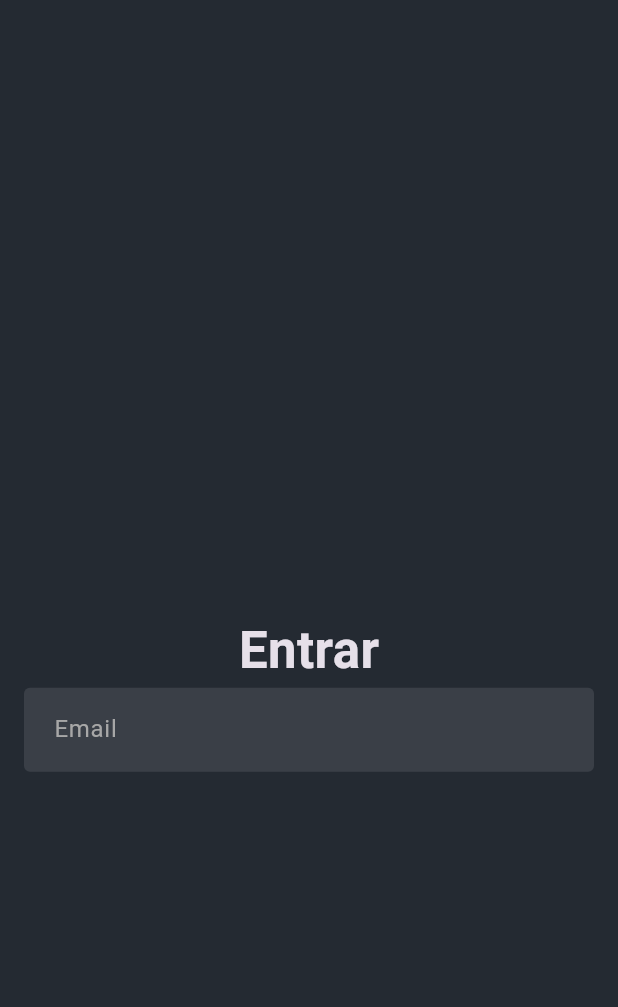
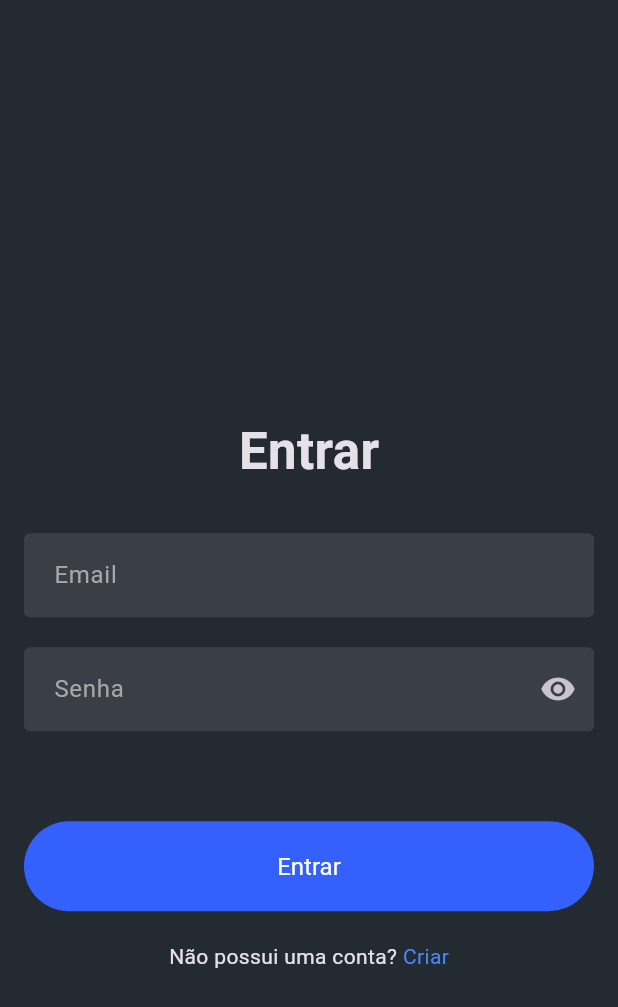
Before and after one commit to rafahbrito/clean_arch_flutter, a Flutter app: the screen it shows after launch, on a phone screen of 412 x 824 dp. Shown: the top 1007 px of the screen. Run offline on Flutter 3.47's test engine with Material 3 defaults, Android fonts, the phone set to English and light mode, and no system bars; our stand-ins replace dartz, flutter_bloc.

Commit message:
feat(ui): :sparkles: Add Sign In screen and navigation to sign up

```diff
--- a/lib/core/configs/theme/app_colors.dart
+++ b/lib/core/configs/theme/app_colors.dart
@@ -1,7 +1,7 @@
 import 'package:flutter/material.dart';
 
 class AppColors {
-  static const primary = Color(0xFFE21221);
+  static const primary = Color(0xff3461FD);
   static const background = Color(0xFF242A32);
   static const secondBackground = Color(0xFF3A3F47);
 }
--- a/lib/ui/screens/auth/sign_in.dart
+++ b/lib/ui/screens/auth/sign_in.dart
@@ -1,3 +1,7 @@
+import 'package:clean_arch_flutter/core/configs/navigation/app_navigation.dart';
+import 'package:clean_arch_flutter/ui/screens/auth/sign_up.dart';
+import 'package:clean_arch_flutter/ui/widgets/async_button/button.dart';
+import 'package:flutter/gestures.dart';
 import 'package:flutter/material.dart';
 
 class SignInScreen extends StatelessWidget {
@@ -10,7 +14,21 @@ class SignInScreen extends StatelessWidget {
         minimum: EdgeInsets.only(top: 100, right: 16, left: 16),
         child: Column(
           mainAxisAlignment: MainAxisAlignment.center,
-          children: [_signInText(), _emailField()],
+          children: [
+            _signInText(),
+            SizedBox(height: 30),
+            _emailField(),
+            SizedBox(height: 20),
+            _passwordField(),
+            SizedBox(height: 60),
+            AsyncButton(
+              onPressed: () async {},
+              onSuccess: () {},
+              onFailure: (error) {},
+            ),
+            SizedBox(height: 20),
+            _signUpText(context),
+          ],
         ),
       ),
     );
@@ -24,6 +42,38 @@ class SignInScreen extends StatelessWidget {
   }
 
   Widget _emailField() {
-    return TextField(decoration: InputDecoration(hintText: 'Email'));
+    return TextField(
+      keyboardType: TextInputType.emailAddress,
+      decoration: InputDecoration(hintText: 'Email'),
+    );
+  }
+
+  Widget _passwordField() {
+    return TextField(
+      obscureText: true,
+      decoration: InputDecoration(
+        hintText: 'Senha',
+        suffixIcon: IconButton(onPressed: () {}, icon: Icon(Icons.visibility)),
+      ),
+    );
+  }
+
+  Widget _signUpText(BuildContext context) {
+    return Text.rich(
+      TextSpan(
+        children: [
+          TextSpan(text: "Não possui uma conta? "),
+          TextSpan(
+            text: "Criar",
+            style: TextStyle(color: Colors.blueAccent),
+            recognizer:
+                TapGestureRecognizer()
+                  ..onTap = () {
+                    AppNavigator.push(context, SignUpScreen());
+                  },
+          ),
+        ],
+      ),
+    );
   }
 }
--- a/lib/ui/screens/auth/sign_up.dart
+++ b/lib/ui/screens/auth/sign_up.dart
@@ -0,0 +1,10 @@
+import 'package:flutter/material.dart';
+
+class SignUpScreen extends StatelessWidget {
+  const SignUpScreen({super.key});
+
+  @override
+  Widget build(BuildContext context) {
+    return Container();
+  }
+}
--- /dev/null
+++ b/lib/ui/widgets/async_button/bloc/button_cubit.dart
@@ -0,0 +1,24 @@
+import 'package:dartz/dartz.dart';
+import 'package:clean_arch_flutter/ui/widgets/async_button/bloc/button_state.dart';
+import 'package:flutter_bloc/flutter_bloc.dart';
+
+class ButtonCubit extends Cubit<ButtonState> {
+  ButtonCubit() : super(ButtonInitalState());
+
+  Future<void> execute(Function asyncFunction) async {
+    emit(ButtonLoadingState());
+    try {
+      Either result = await asyncFunction();
+      result.fold(
+        (error) {
+          emit(ButtonFailureState(errorMessage: error));
+        },
+        (data) {
+          emit(ButtonSuccessState());
+        },
+      );
+    } catch (e) {
+      emit(ButtonFailureState(errorMessage: e.toString()));
+    }
+  }
+}
--- /dev/null
+++ b/lib/ui/widgets/async_button/bloc/button_state.dart
@@ -0,0 +1,12 @@
+abstract class ButtonState {}
+
+class ButtonInitalState extends ButtonState {}
+
+class ButtonLoadingState extends ButtonState {}
+
+class ButtonSuccessState extends ButtonState {}
+
+class ButtonFailureState extends ButtonState {
+  final String errorMessage;
+  ButtonFailureState({required this.errorMessage});
+}
--- /dev/null
+++ b/lib/ui/widgets/async_button/button.dart
@@ -0,0 +1,80 @@
+import 'package:clean_arch_flutter/ui/widgets/async_button/bloc/button_cubit.dart';
+import 'package:clean_arch_flutter/ui/widgets/async_button/bloc/button_state.dart';
+import 'package:flutter/material.dart';
+import 'package:flutter_bloc/flutter_bloc.dart';
+
+class AsyncButton extends StatelessWidget {
+  final Future Function() onPressed;
+  final VoidCallback onSuccess;
+  final Function(String error) onFailure;
+  final String? title;
+  final double? height;
+  final double? width;
+  final Color? activeColor;
+
+  const AsyncButton({
+    super.key,
+    required this.onPressed,
+    required this.onSuccess,
+    required this.onFailure,
+    this.title,
+    this.height,
+    this.width,
+    this.activeColor,
+  });
+
+  @override
+  Widget build(BuildContext context) {
+    return BlocProvider(
+      create: (context) => ButtonCubit(),
+      child: BlocConsumer<ButtonCubit, ButtonState>(
+        builder: (context, state) {
+          if (state is ButtonLoadingState) {
+            return _loading(context);
+          }
+          return _inital(context);
+        },
+        listener:
+            (context, state) => {
+              if (state is ButtonSuccessState)
+                {onSuccess()}
+              else if (state is ButtonFailureState)
+                {onFailure(state.errorMessage)},
+            },
+      ),
+    );
+  }
+
+  Widget _inital(BuildContext context) {
+    return ElevatedButton(
+      onPressed: () {
+        context.read<ButtonCubit>().execute(onPressed);
+      },
+      style: ElevatedButton.styleFrom(
+        backgroundColor: activeColor ?? const Color(0xff3461FD),
+        minimumSize: Size(
+          width ?? MediaQuery.of(context).size.width,
+          height ?? 60,
+        ),
+      ),
+      child: Text(
+        title ?? 'Entrar',
+        style: TextStyle(color: Colors.white, fontWeight: FontWeight.w400),
+      ),
+    );
+  }
+
+  Widget _loading(BuildContext context) {
+    return ElevatedButton(
+      onPressed: null,
+      style: ElevatedButton.styleFrom(
+        disabledBackgroundColor: Colors.grey,
+        minimumSize: Size(
+          width ?? MediaQuery.of(context).size.width,
+          height ?? 60,
+        ),
+      ),
+      child: CircularProgressIndicator(color: Colors.white),
+    );
+  }
+}
--- a/pubspec.yaml
+++ b/pubspec.yaml
@@ -36,6 +36,7 @@ dependencies:
   cupertino_icons: ^1.0.8
   http: ^1.3.0
   flutter_bloc: ^9.1.0
+  dartz: ^0.10.1
 
 dev_dependencies:
   flutter_test:
```
Also changed, not shown: pubspec.lock.
